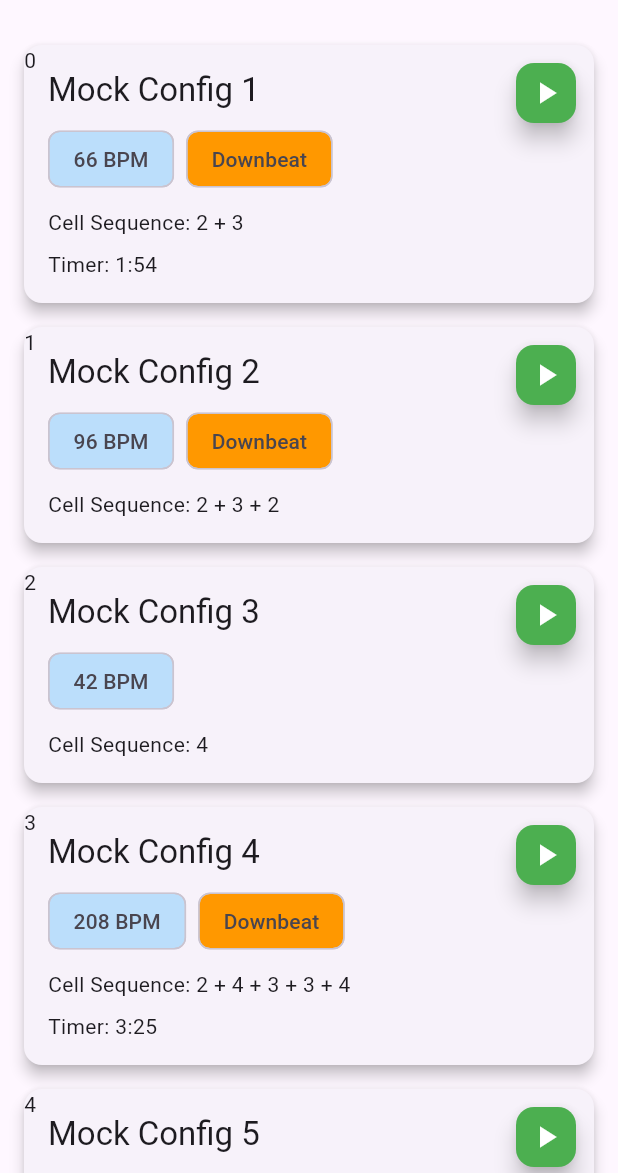
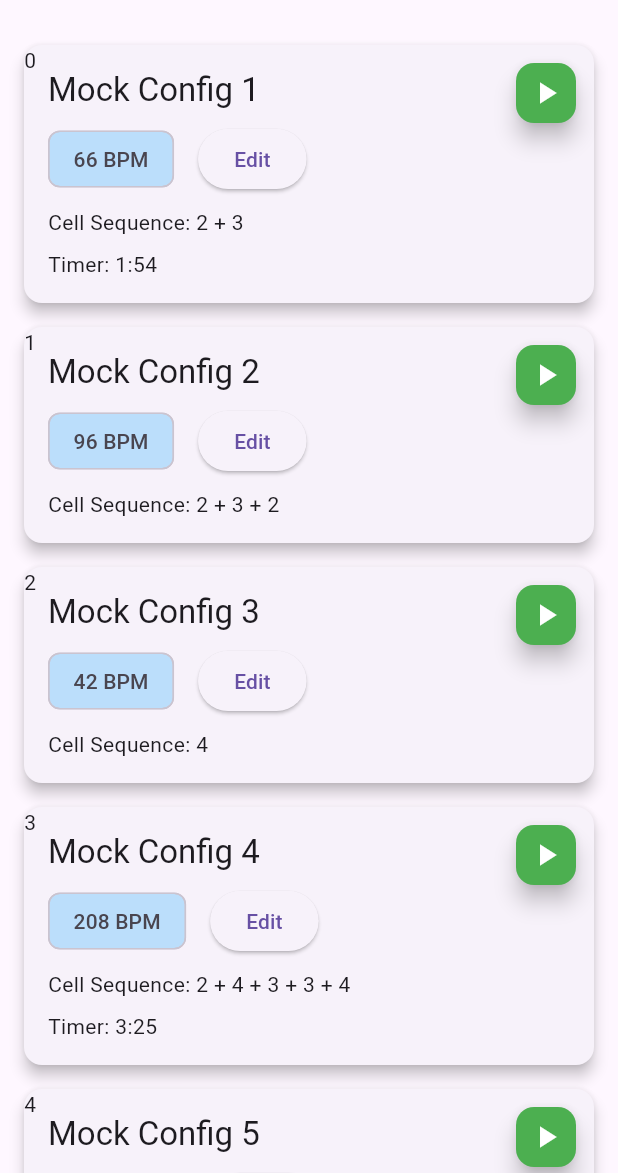
Before and after one commit to ulisinn/flutter_metronome, a Flutter app: the MetronomeList screen opened by its route, on a phone screen of 412 x 824 dp, the part 63-1236 px from its top. Run offline on Flutter 3.47's test engine with Material 3 defaults, Android fonts, the phone set to English and light mode, and no system bars; our stand-ins replace audioplayers, freezed_annotation, go_router.

Commit message:
MetronomeConfigCard edit started

```diff
--- a/lib/features/metronome/presentation/widgets/metronome_config_card.dart
+++ b/lib/features/metronome/presentation/widgets/metronome_config_card.dart
@@ -1,6 +1,8 @@
 import 'package:flutter/material.dart';
+import 'package:go_router/go_router.dart';
 import 'package:uuid/uuid.dart';
 import '../../../../core/metronome_engine.dart';
+import '../../../../routing/app_router.dart';
 import '../../models/metronome_config.dart';
 
 class MetronomeConfigCard extends StatefulWidget {
@@ -76,14 +78,22 @@ class _MetronomeConfigCardState extends State<MetronomeConfigCard> {
                         label: Text('${widget.config.initialBpm.toInt()} BPM'),
                         backgroundColor: Colors.blue.shade100,
                       ),
-                      if (widget.config.markDownbeat)
-                        const Padding(
-                          padding: EdgeInsets.only(left: 8.0),
-                          child: Chip(
-                            label: Text('Downbeat'),
-                            backgroundColor: Colors.orange,
+                      Padding(
+                        padding: const EdgeInsets.only(left: 8.0),
+                        child: Padding(
+                          padding: const EdgeInsets.only(left: 8.0),
+                          child: ElevatedButton(
+                            onPressed: (){
+                              if( widget.config.markDownbeat){
+                                context.pushNamed(AppRoute.metronomeExpert.name);
+                              }else{
+                                context.pushNamed(AppRoute.metronomeSimple.name);
+                              }
+                            }, // Empty callback for now
+                            child: const Text('Edit'),
                           ),
                         ),
+                      ),
                     ],
                   ),
                 ),
```
Also changed, not shown: lib/features/metronome/presentation/screens/metronome_page_expert.dart (+17 -6 lines), lib/features/metronome/presentation/screens/metronome_page_simple.dart (+13 -3 lines).
